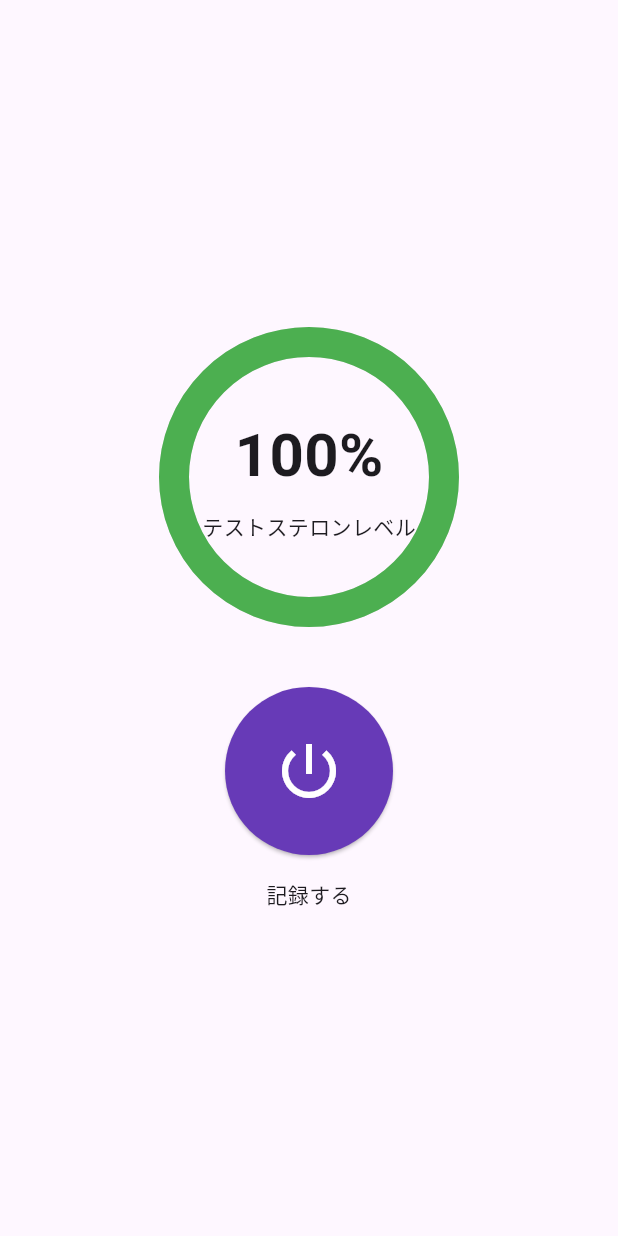
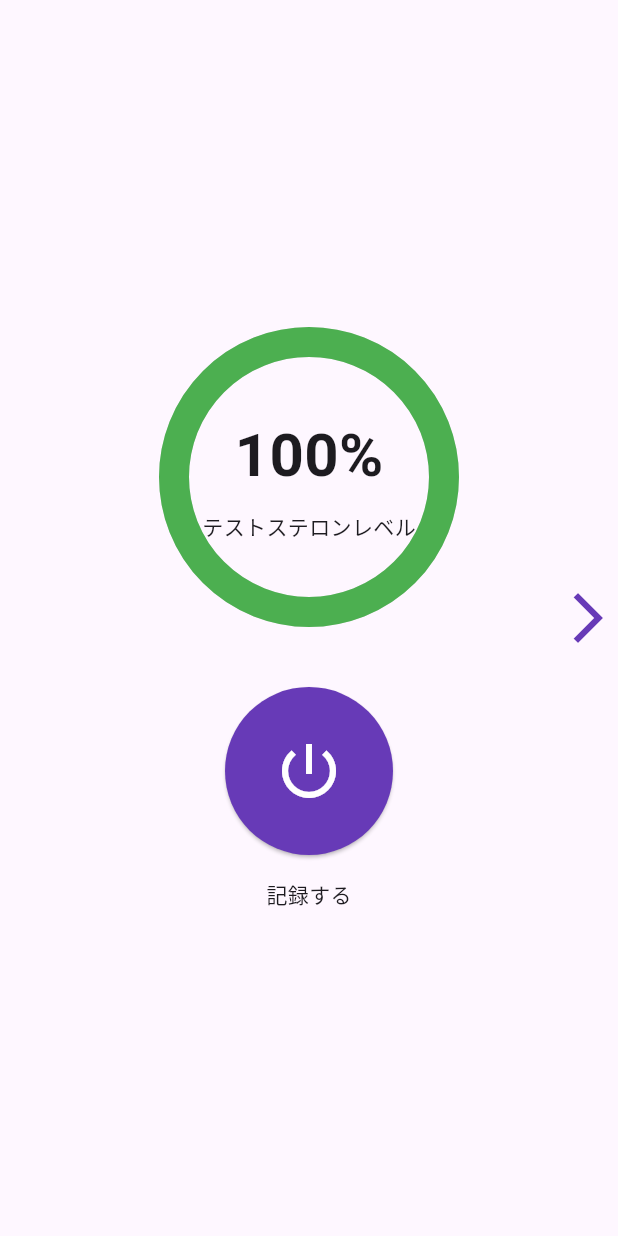
Before and after one commit to MaruSankakuEngineer/TestoTrack, a Flutter app: the screen it shows after launch, on a phone screen of 412 x 824 dp. Run offline on Flutter 3.47's test engine with Material 3 defaults, Android fonts, the light colour scheme and no system bars; our stand-ins replace shared_preferences, table_calendar.

Commit message:
矢印追加

```diff
--- a/Flutter/testotrack/lib/main.dart
+++ b/Flutter/testotrack/lib/main.dart
@@ -148,7 +148,9 @@ class _MainPageState extends State<MainPage> {
         itemCount: 2,
         itemBuilder: (context, index) {
           if (index == 0) {
-            return Center(
+            return Stack(
+              children: [
+                Center(
                   child: Column(
                     mainAxisAlignment: MainAxisAlignment.center,
                     children: [
@@ -171,9 +173,34 @@ class _MainPageState extends State<MainPage> {
                       const Text('記録する'),
                     ],
                   ),
+                ),
+                Positioned(
+                  right: 0,
+                  top: 0,
+                  bottom: 0,
+                  child: Center(
+                    child: GestureDetector(
+                      onTap: () {
+                        _pageController.animateToPage(
+                          1,
+                          duration: const Duration(milliseconds: 300),
+                          curve: Curves.easeInOut,
+                        );
+                      },
+                      child: Icon(
+                        Icons.arrow_forward_ios,
+                        size: 40,
+                        color: Colors.deepPurple,
+                      ),
+                    ),
+                  ),
+                ),
+              ],
             );
           } else {
-            return Padding(
+            return Stack(
+              children: [
+                Padding(
                   padding: const EdgeInsets.all(16.0),
                   child: Column(
                     children: [
@@ -184,8 +211,7 @@ class _MainPageState extends State<MainPage> {
                         selectedDayPredicate: (day) => false,
                         calendarBuilders: CalendarBuilders(
                           defaultBuilder: (context, day, focusedDay) {
-                        final isEjaculationDay = ejaculationDates
-                            .any((date) => isSameDay(day, date));
+                            final isEjaculationDay = ejaculationDates.any((date) => isSameDay(day, date));
                             final level = getTestosteroneLevelForDate(day);
                             Color color;
                             if (level < 0.33) {
@@ -206,12 +232,8 @@ class _MainPageState extends State<MainPage> {
                               child: Text(
                                 '${day.day}',
                                 style: TextStyle(
-                              color: isEjaculationDay
-                                  ? Colors.white
-                                  : Colors.black,
-                              fontWeight: isEjaculationDay
-                                  ? FontWeight.bold
-                                  : FontWeight.normal,
+                                  color: isEjaculationDay ? Colors.white : Colors.black,
+                                  fontWeight: isEjaculationDay ? FontWeight.bold : FontWeight.normal,
                                 ),
                               ),
                             );
@@ -226,8 +248,7 @@ class _MainPageState extends State<MainPage> {
                             context: context,
                             builder: (context) => AlertDialog(
                               title: const Text('発射記録'),
-                          content: Text(
-                              '${selectedDay.year}/${selectedDay.month}/${selectedDay.day}に記録しますか？'),
+                              content: Text('${selectedDay.year}/${selectedDay.month}/${selectedDay.day}に記録しますか？'),
                               actions: [
                                 TextButton(
                                   onPressed: () => Navigator.of(context).pop(),
@@ -248,8 +269,7 @@ class _MainPageState extends State<MainPage> {
                                           content: const Text('記録が保存されました。'),
                                           actions: [
                                             TextButton(
-                                          onPressed: () =>
-                                              Navigator.of(context).pop(),
+                                              onPressed: () => Navigator.of(context).pop(),
                                               child: const Text('OK'),
                                             ),
                                           ],
@@ -319,6 +339,29 @@ class _MainPageState extends State<MainPage> {
                       ),
                     ],
                   ),
+                ),
+                Positioned(
+                  left: 0,
+                  top: 0,
+                  bottom: 0,
+                  child: Center(
+                    child: GestureDetector(
+                      onTap: () {
+                        _pageController.animateToPage(
+                          0,
+                          duration: const Duration(milliseconds: 300),
+                          curve: Curves.easeInOut,
+                        );
+                      },
+                      child: Icon(
+                        Icons.arrow_back_ios,
+                        size: 40,
+                        color: Colors.deepPurple,
+                      ),
+                    ),
+                  ),
+                ),
+              ],
             );
           }
         },
```
Lines whose indentation alone changed are shown as unchanged.
